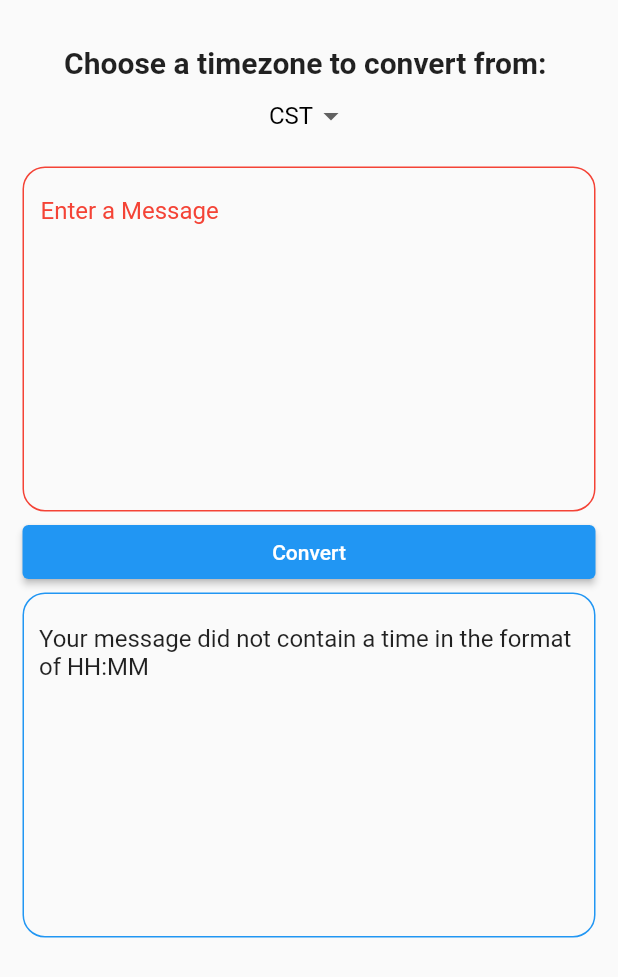
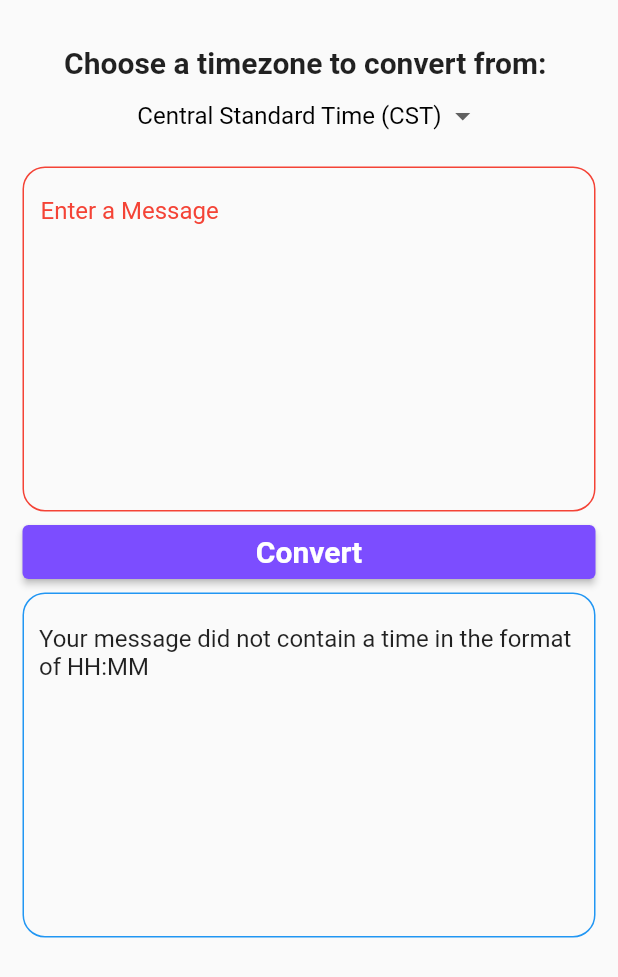
Before and after one commit to jkwok626/message-timezone-converter, a Flutter app: the screen it shows after launch, after a tap on "Convert", on a phone screen of 412 x 824 dp. Shown: the top 977 px of the screen. Run offline on Flutter 3.47's test engine with Material 2 defaults, Android fonts, the phone set to English and light mode, and no system bars.

Commit message:
Added Functionality for Converting Between CDT, EDT, PDT

```diff
--- a/lib/main.dart
+++ b/lib/main.dart
@@ -40,13 +40,58 @@ class _MyHomePageState extends State<MyHomePage> {
 
   String conInput = '';
 
-  String dropdownValue = 'CST';
+  String dropdownValue = 'Central Standard Time (CST)';
 
   updateText() {
     setState(() {
-      conInput = inputCont.text;
-      if (conInput.contains(':')) {
-        conInput = conInput;
+      //conInput = inputCont.text;
+      if (inputCont.text.contains(':')) {
+        for (int i = 0; i < inputCont.text.length; i++) {
+          // Get the index of the colon
+          if (inputCont.text[i] == ':') {
+
+            // Check if the character before the colon is a number
+            if (inputCont.text[i - 1].contains(new RegExp(r'[0-9]'))) {
+              int? storeHour = int.parse(inputCont.text[i - 1]);
+              print(storeHour);
+
+              Duration conversionOffset = Duration(hours: -5);
+
+              switch(dropdownValue) {
+                case 'Central Standard Time (CST)': {
+                  conversionOffset = Duration(hours: -5);
+                }
+                break;
+
+                case 'Eastern Standard Time (EST)': {
+                  conversionOffset = Duration(hours: -4);
+                }
+                break;
+
+                case 'Pacific Standard Time (PST)': {
+                  conversionOffset = Duration(hours: -7);
+                }
+                break;
+              }
+
+              String newHour = (conversionOffset - DateTime.now().timeZoneOffset).toString();
+              print(newHour);
+
+              storeHour = storeHour + int.parse(newHour[0]);
+              conInput = inputCont.text.replaceFirst(RegExp(inputCont.text[i - 1] + ':'), storeHour.toString() + ':');
+
+              // If the user enters a time after 12:00, restart the count
+              // (e.g. 1, 2, 3)
+              if (conInput.contains('13:')) {
+                conInput = conInput.replaceFirst(RegExp('13:'), '1:');
+              } else if (conInput.contains('14:')) {
+                conInput = conInput.replaceFirst(RegExp('14:'), '2:');
+              } else if (conInput.contains('15:')) {
+                conInput = conInput.replaceFirst(RegExp('15:'), '3:');
+              }
+            }
+          }
+        }
       } else {
         conInput = 'Your message did not contain a time in the format of HH:MM';
       }
@@ -90,8 +135,11 @@ class _MyHomePageState extends State<MyHomePage> {
                       dropdownValue = newValue!;
                     });
                   },
-                  items: <String>['CST', 'EST', 'PST']
-                      .map<DropdownMenuItem<String>>((String value) {
+                  items: <String>[
+                    'Central Standard Time (CST)',
+                    'Eastern Standard Time (EST)',
+                    'Pacific Standard Time (PST)',
+                  ].map<DropdownMenuItem<String>>((String value) {
                     return DropdownMenuItem<String>(
                       value: value,
                       child: Text(value),
@@ -122,7 +170,16 @@ class _MyHomePageState extends State<MyHomePage> {
               SizedBox(
                 width: double.infinity,
                 child: ElevatedButton(
-                  child: Text('Convert'),
+                  child: Text(
+                    'Convert',
+                    style: TextStyle(
+                      fontWeight: FontWeight.bold,
+                      fontSize: 20,
+                    ),
+                  ),
+                  style: ElevatedButton.styleFrom(
+                    primary: Colors.deepPurpleAccent,
+                  ),
                   onPressed: () {
                     updateText();
                   },
```
